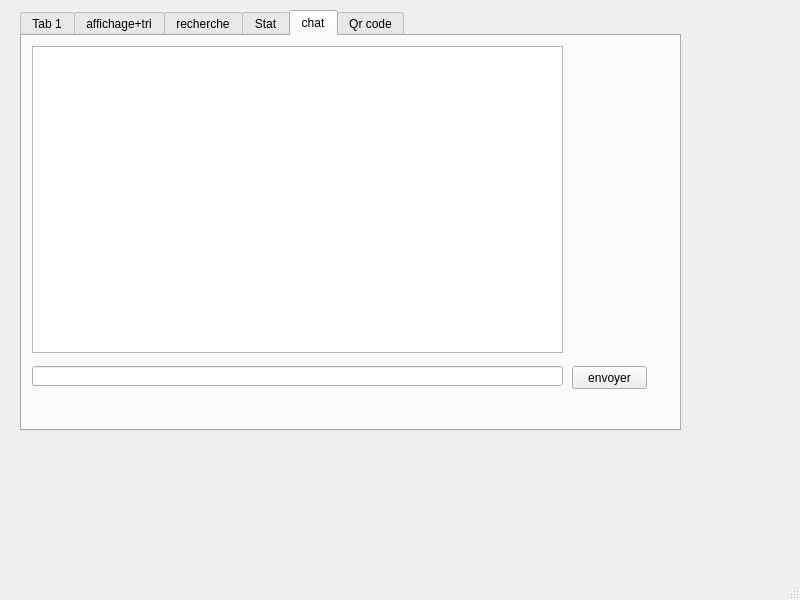
houas6/Smart-Recruit-help-center, file mainwindow.ui: the form before one commit.
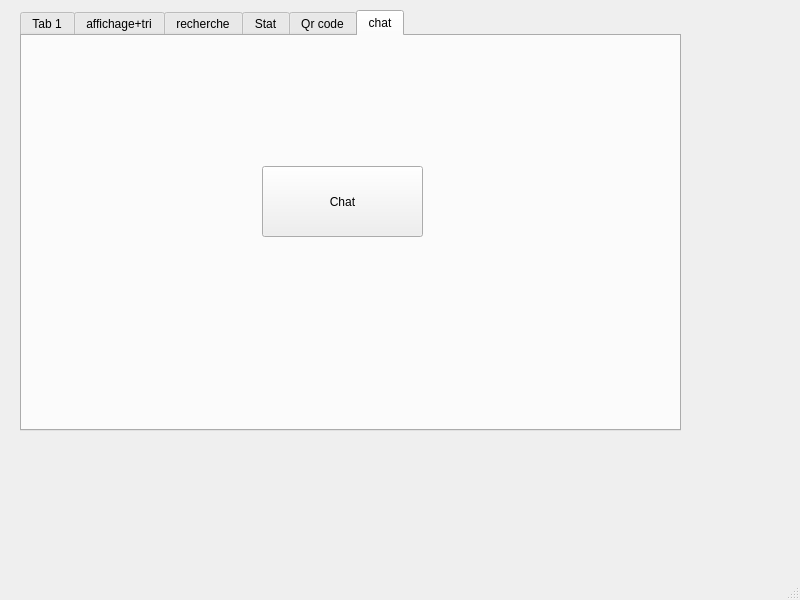
The form after the commit. The open tabs and pages were chosen to show the change. Custom widgets are drawn as their Qt base class.

```diff
--- a/mainwindow.ui
+++ b/mainwindow.ui
@@ -533,44 +533,6 @@
       </property>
      </widget>
     </widget>
-    <widget class="QWidget" name="tab_4">
-     <attribute name="title">
-      <string>chat</string>
-     </attribute>
-     <widget class="QPlainTextEdit" name="plainTextEdit">
-      <property name="geometry">
-       <rect>
-        <x>10</x>
-        <y>10</y>
-        <width>531</width>
-        <height>307</height>
-       </rect>
-      </property>
-     </widget>
-     <widget class="QLineEdit" name="lineEdit">
-      <property name="geometry">
-       <rect>
-        <x>10</x>
-        <y>330</y>
-        <width>531</width>
-        <height>20</height>
-       </rect>
-      </property>
-     </widget>
-     <widget class="QPushButton" name="pushButton">
-      <property name="geometry">
-       <rect>
-        <x>550</x>
-        <y>330</y>
-        <width>75</width>
-        <height>23</height>
-       </rect>
-      </property>
-      <property name="text">
-       <string>envoyer</string>
-      </property>
-     </widget>
-    </widget>
     <widget class="QWidget" name="tab_6">
      <attribute name="title">
       <string>Qr code</string>
@@ -615,6 +577,24 @@
       </property>
      </widget>
     </widget>
+    <widget class="QWidget" name="tab_4">
+     <attribute name="title">
+      <string>chat</string>
+     </attribute>
+     <widget class="QPushButton" name="pushButton">
+      <property name="geometry">
+       <rect>
+        <x>240</x>
+        <y>130</y>
+        <width>161</width>
+        <height>71</height>
+       </rect>
+      </property>
+      <property name="text">
+       <string>Chat</string>
+      </property>
+     </widget>
+    </widget>
    </widget>
   </widget>
   <widget class="QMenuBar" name="menubar">
```
